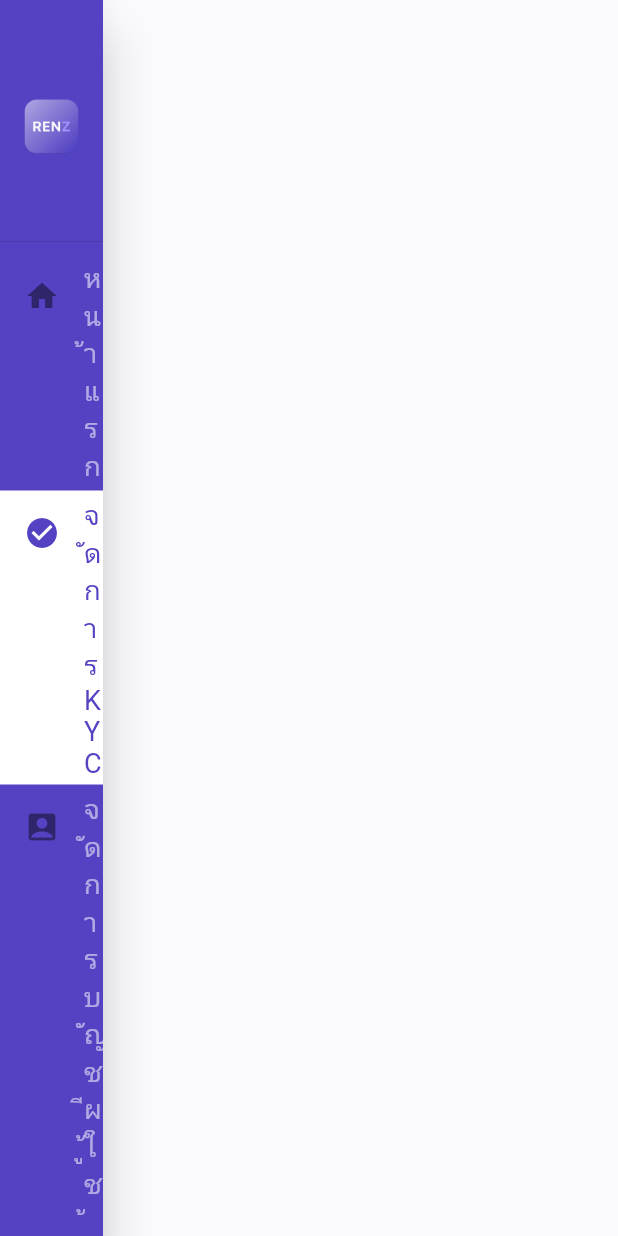
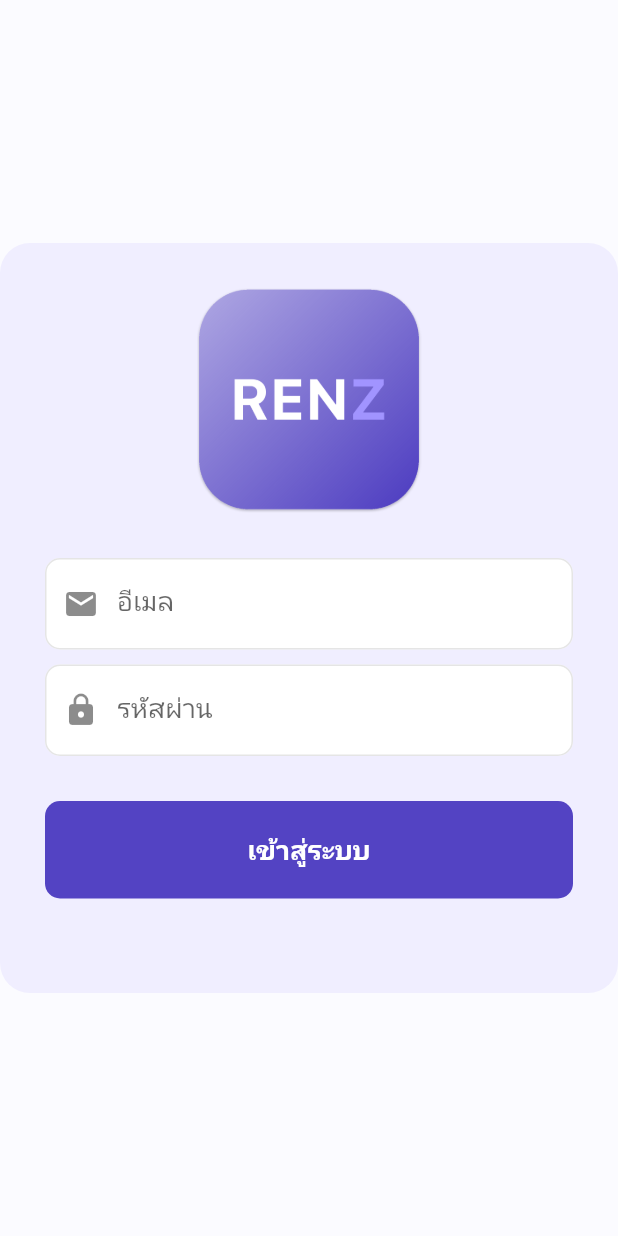
Before and after one commit to CE-KMITL-Project-2021-Group-36/Admin_Rental_App, a Flutter app: the screen it shows after launch, on a phone screen of 412 x 824 dp. Run offline on Flutter 3.47's test engine with Material 2 defaults, Android fonts, the phone set to English and light mode, and no system bars; our stand-ins replace cloud_firestore, firebase_auth, firebase_core, firebase_storage, image_picker; accounts and stored records are empty; Roboto replaces fonts that are missing (SFThonburi).

Commit message:
[feat] Add login screen

```diff
--- a/lib/main.dart
+++ b/lib/main.dart
@@ -1,5 +1,7 @@
 import 'package:admin_rental_app/config/theme.dart';
 import 'package:admin_rental_app/screen/home_screen.dart';
+import 'package:admin_rental_app/screen/login_screen.dart';
+import 'package:firebase_auth/firebase_auth.dart';
 import 'package:firebase_core/firebase_core.dart';
 import 'package:flutter/material.dart';
 
@@ -27,7 +29,27 @@ class MyApp extends StatelessWidget {
       debugShowCheckedModeBanner: false,
       title: 'Rental App Admin',
       theme: theme(),
-      home: const HomeScreen(),
+      home: const AuthChecker(),
     );
   }
 }
+
+class AuthChecker extends StatelessWidget {
+  const AuthChecker({Key? key}) : super(key: key);
+
+  @override
+  Widget build(BuildContext context) {
+    return Scaffold(
+      body: StreamBuilder(
+        stream: FirebaseAuth.instance.authStateChanges(),
+        builder: (context, snapshot) {
+          if (snapshot.hasData) {
+            return const HomeScreen();
+          } else {
+            return const LoginScreen();
+          }
+        },
+      ),
+    );
+  }
+}
--- /dev/null
+++ b/lib/screen/login_screen.dart
@@ -0,0 +1,125 @@
+import 'package:admin_rental_app/config/palette.dart';
+import 'package:firebase_auth/firebase_auth.dart';
+import 'package:flutter/material.dart';
+
+class LoginScreen extends StatefulWidget {
+  const LoginScreen({Key? key}) : super(key: key);
+
+  @override
+  State<LoginScreen> createState() => _LoginScreenState();
+}
+
+class _LoginScreenState extends State<LoginScreen> {
+  final GlobalKey<FormState> _formKey = GlobalKey();
+
+  final _email = TextEditingController();
+  final _password = TextEditingController();
+  bool _continuousValidation = false;
+
+  @override
+  Widget build(BuildContext context) {
+    return Scaffold(
+      backgroundColor: backgroundColor,
+      body: SafeArea(
+        child: Center(
+          child: Column(
+            mainAxisAlignment: MainAxisAlignment.center,
+            children: [
+              Container(
+                width: 500,
+                height: 500,
+                decoration: BoxDecoration(
+                  color: primaryLightColor,
+                  borderRadius: BorderRadius.circular(20), // radius
+                ),
+                child: Padding(
+                  padding: const EdgeInsets.all(30),
+                  child: Column(
+                    children: [
+                      Image.asset(
+                        'assets/images/appicon.png',
+                        height: 150,
+                      ),
+                      SizedBox(
+                        height: 30,
+                      ),
+                      Form(
+                          key: _formKey,
+                          autovalidateMode: _continuousValidation
+                              ? AutovalidateMode.onUserInteraction
+                              : AutovalidateMode.disabled,
+                          child: Column(
+                            crossAxisAlignment: CrossAxisAlignment.stretch,
+                            children: [
+                              TextFormField(
+                                controller: _email,
+                                decoration: const InputDecoration(
+                                  prefixIcon: Icon(Icons.email),
+                                  labelText: 'อีเมล',
+                                ),
+                                autocorrect: false,
+                                keyboardType: TextInputType.emailAddress,
+                                validator: (input) {
+                                  if (input!.isEmpty ||
+                                      !RegExp(r"""^(?:[a-z0-9!#$%&'*+/=?^_`{|}~-]+(?:\.[a-z0-9!#$%&'*+/=?^_`{|}~-]+)*|"(?:[\x01-\x08\x0b\x0c\x0e-\x1f\x21\x23-\x5b\x5d-\x7f]|\\[\x01-\x09\x0b\x0c\x0e-\x7f])*")@(?:(?:[a-z0-9](?:[a-z0-9-]*[a-z0-9])?\.)+[a-z0-9](?:[a-z0-9-]*[a-z0-9])?|\[(?:(?:(2(5[0-5]|[0-4][0-9])|1[0-9][0-9]|[1-9]?[0-9]))\.){3}(?:(2(5[0-5]|[0-4][0-9])|1[0-9][0-9]|[1-9]?[0-9])|[a-z0-9-]*[a-z0-9]:(?:[\x01-\x08\x0b\x0c\x0e-\x1f\x21-\x5a\x53-\x7f]|\\[\x01-\x09\x0b\x0c\x0e-\x7f])+)\])""")
+                                          .hasMatch(input)) {
+                                    return 'รูปแบบอีเมลไม่ถูกต้อง';
+                                  }
+                                  return null;
+                                },
+                              ),
+                              const SizedBox(height: 10),
+                              TextFormField(
+                                controller: _password,
+                                decoration: const InputDecoration(
+                                  prefixIcon: Icon(Icons.lock),
+                                  labelText: 'รหัสผ่าน',
+                                ),
+                                autocorrect: false,
+                                obscureText: true,
+                                validator: (input) {
+                                  if (input!.isEmpty) return 'โปรดใส่รหัสผ่าน';
+                                  return null;
+                                },
+                              ),
+                              const SizedBox(height: 30),
+                              TextButton(
+                                style: TextButton.styleFrom(
+                                  primary: Colors.white,
+                                  backgroundColor: primaryColor,
+                                  padding:
+                                      const EdgeInsets.symmetric(vertical: 20),
+                                ),
+                                onPressed: () async {
+                                  if (!_formKey.currentState!.validate()) {
+                                    setState(() {
+                                      _continuousValidation = true;
+                                    });
+                                  } else {
+                                    await FirebaseAuth.instance
+                                        .signInWithEmailAndPassword(
+                                            email: _email.text,
+                                            password: _password.text);
+                                  }
+                                },
+                                child: const Text(
+                                  'เข้าสู่ระบบ',
+                                  style: TextStyle(
+                                    fontSize: 18,
+                                    fontWeight: FontWeight.bold,
+                                  ),
+                                ),
+                              ),
+                            ],
+                          ))
+                    ],
+                  ),
+                ),
+              ),
+            ],
+          ),
+        ),
+      ),
+    );
+  }
+}
--- a/pubspec.yaml
+++ b/pubspec.yaml
@@ -15,9 +15,9 @@ dependencies:
 
   firebase_core: ^1.15.0
   cloud_firestore: ^3.1.13
-  firebase_storage: ^10.2.13
+  firebase_storage: ^10.2.14
   intl: ^0.17.0
-  firebase_auth: ^3.3.15
+  firebase_auth: ^3.3.16
   image_picker: ^0.8.5
   url_launcher: ^6.1.0
 
```
Also changed, not shown: pubspec.lock.
